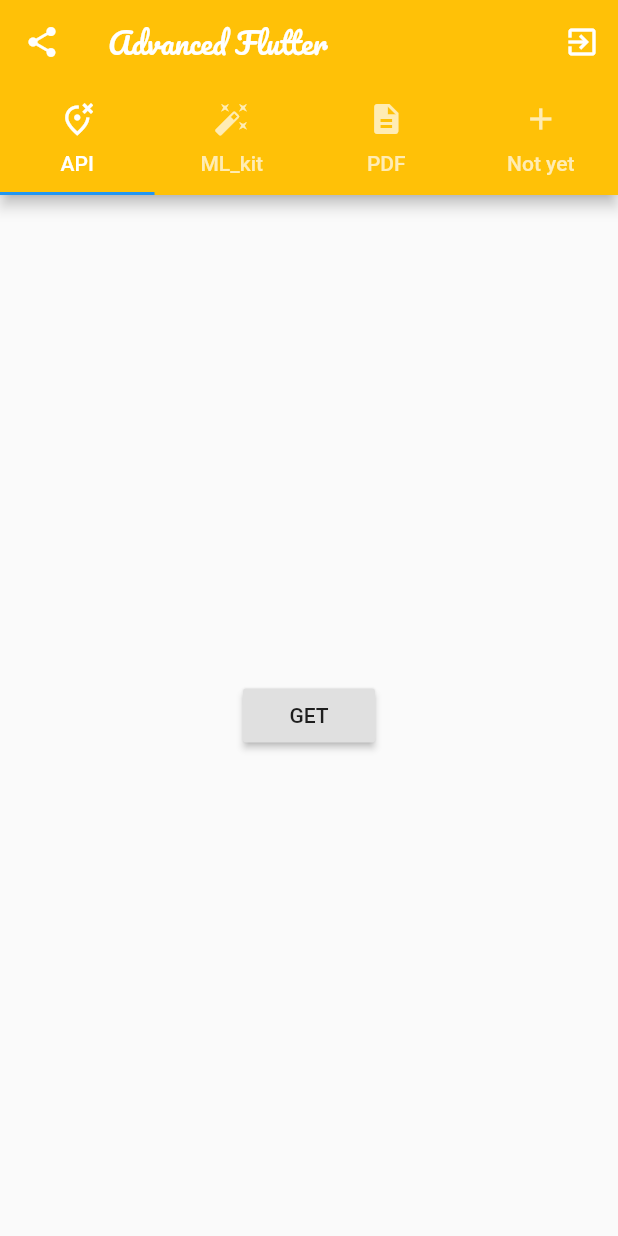
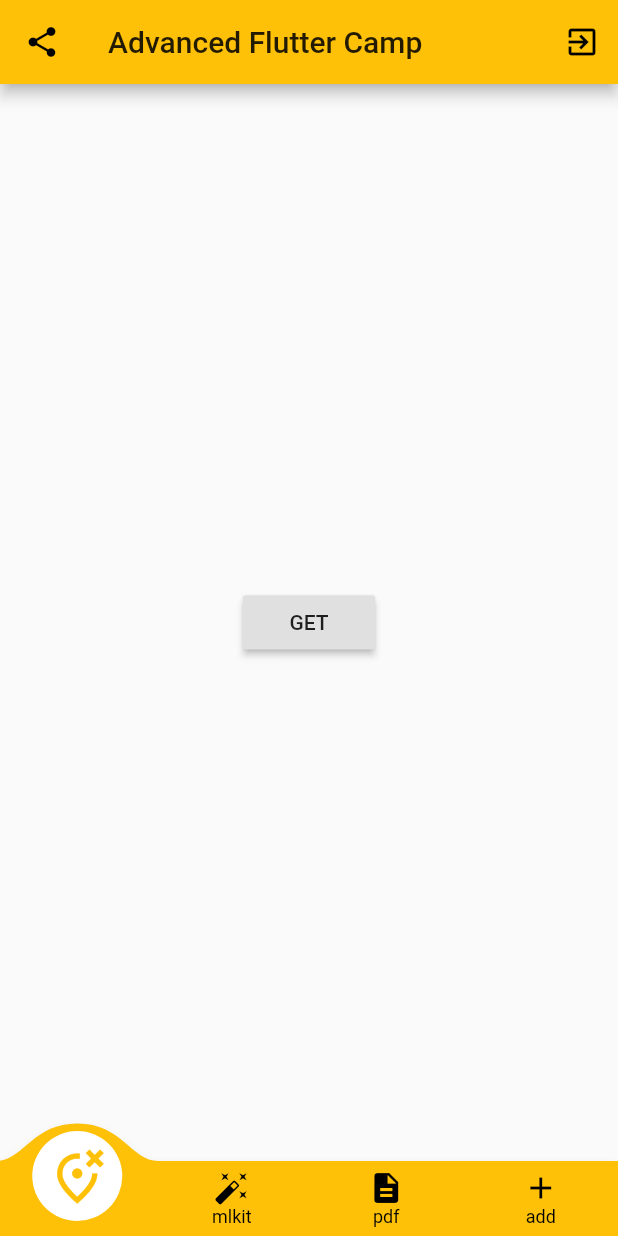
Before and after one commit to YunHyunJin/oneday_commit4, a Flutter app: the screen it shows after launch, after a tap on the "camera" icon, on a phone screen of 412 x 824 dp. Run offline on Flutter 3.47's test engine with Material 2 defaults, Android fonts, the phone set to English and light mode, and no system bars; drawn by our look-alikes of convex_bottom_bar; our stand-ins replace firebase_auth, flutter_signin_button, google_sign_in, pdf; missing offline and left inert: flutter_full_pdf_viewer; accounts and stored records are empty; network calls fail.

Commit message:
1/8 commit

```diff
--- a/lib/home.dart
+++ b/lib/home.dart
@@ -1,7 +1,83 @@
+//
+// import 'package:firebase_auth/firebase_auth.dart';
+// import 'package:flutter/material.dart';
+// import 'package:google_fonts/google_fonts.dart';
+//
+// import 'signin.dart';
+// import 'tabs/add.dart';
+// import 'tabs/apitab.dart';
+// import 'tabs/mlkit.dart';
+// import 'tabs/pdf.dart';
+//
+// class TabBarDemo extends StatefulWidget {
+//   @override
+//   _TabBarDemoState createState() => _TabBarDemoState();
+// }
+//
+// class _TabBarDemoState extends State<TabBarDemo> {
+//   @override
+//   Widget build(BuildContext context) {
+//     return MaterialApp(
+//       home: DefaultTabController(
+//         length: 4,
+//         child: Scaffold(
+//           appBar: AppBar(
+//             title: Text("Advanced Flutter",
+//               style: GoogleFonts.pacifico(),
+//             ),
+//             backgroundColor: Colors.amber,
+//             leading: Container(
+//               child: Builder(builder: (BuildContext context){
+//                 return IconButton(
+//                   icon: Icon(Icons.share),
+//                   onPressed: (){
+//                     Scaffold.of(context).showSnackBar(SnackBar(
+//                       content: Text("Coming soon"),
+//                     ));
+//                   },
+//                 );
+//               },
+//               )
+//             ),
+//             actions: [
+//               IconButton(icon: Icon(Icons.exit_to_app),
+//                 onPressed: logout,
+//               )
+//             ],
+//             bottom: TabBar(
+//               tabs: [
+//                 Tab(icon: Icon(Icons.wrong_location_outlined),text: "API",),
+//                 Tab(icon: Icon(Icons.auto_fix_high),text: "ML_kit",),
+//                 Tab(icon: Icon(Icons.description), text: "PDF",),
+//                 Tab(icon: Icon(Icons.add), text: "Not yet",),
+//               ],
+//             ),
+//           ),
+//           body: TabBarView(
+//             children: [
+//               apitab(),
+//               mlkit(),
+//               pdf(),
+//               add(),
+//             ],
+//           ),
+//         ),
+//       ),
+//     );
+//   }
+//   Future logout() async {
+//     //await FirebaseAuth.instance.signOut();
+//     print("logout complete");
+//     Navigator.push(
+//       context,
+//       MaterialPageRoute(builder: (context) => MyApp()),
+//     );
+//   }
+// }
 
-import 'package:firebase_auth/firebase_auth.dart';
+
+import 'package:convex_bottom_bar/convex_bottom_bar.dart';
 import 'package:flutter/material.dart';
-import 'package:google_fonts/google_fonts.dart';
 
 import 'signin.dart';
 import 'tabs/add.dart';
@@ -9,30 +85,41 @@ import 'tabs/apitab.dart';
 import 'tabs/mlkit.dart';
 import 'tabs/pdf.dart';
 
-class TabBarDemo extends StatefulWidget {
-  @override
-  _TabBarDemoState createState() => _TabBarDemoState();
-}
-
-class _TabBarDemoState extends State<TabBarDemo> {
+class TabBarDemo extends StatelessWidget {
+  // This widget is the root of your application.
   @override
   Widget build(BuildContext context) {
     return MaterialApp(
-      home: DefaultTabController(
-        length: 4,
-        child: Scaffold(
+      title: 'Flutter Demo',
+      theme: ThemeData(
+        primarySwatch: Colors.amber,
+        visualDensity: VisualDensity.adaptivePlatformDensity,
+      ),
+      home: MyHomePage(title: 'Advanced Flutter Camp'),
+    );
+  }
+}
+class MyHomePage extends StatefulWidget {
+  MyHomePage({Key key, this.title}) : super(key: key);
+  final String title;
+  @override
+  _MyHomePageState createState() => _MyHomePageState();
+}
+class _MyHomePageState extends State<MyHomePage> {
+  int selectedPage = 0;
+  final _pageOptions = [apitab(),  mlkit(),pdf(), add()];
+  @override
+  Widget build(BuildContext context) {
+    return Scaffold(
       appBar: AppBar(
-            title: Text("Advanced Flutter",
-              style: GoogleFonts.pacifico(),
-            ),
-            backgroundColor: Colors.amber,
+        title: Text(widget.title),
         leading: Container(
             child: Builder(builder: (BuildContext context){
               return IconButton(
                 icon: Icon(Icons.share),
                 onPressed: (){
                   Scaffold.of(context).showSnackBar(SnackBar(
-                      content: Text("Coming soon"),
+                    content: Text("========= Coming soon ========="),
                   ));
                 },
               );
@@ -44,25 +131,24 @@ class _TabBarDemoState extends State<TabBarDemo> {
             onPressed: logout,
           )
         ],
-            bottom: TabBar(
-              tabs: [
-                Tab(icon: Icon(Icons.wrong_location_outlined),text: "API",),
-                Tab(icon: Icon(Icons.auto_fix_high),text: "ML_kit",),
-                Tab(icon: Icon(Icons.description), text: "PDF",),
-                Tab(icon: Icon(Icons.add), text: "Not yet",),
+      ),
+      body: _pageOptions[selectedPage],
+      bottomNavigationBar: ConvexAppBar(
+        backgroundColor: Colors.amber,
+        color: Colors.black,
+        items: [
+          TabItem(icon: Icons.wrong_location_outlined, title: 'apitab'),
+          TabItem(icon: Icons.auto_fix_high, title: 'mlkit'),
+          TabItem(icon: Icons.description, title: 'pdf'),
+          TabItem(icon: Icons.add, title: 'add'),
         ],
-            ),
-          ),
-          body: TabBarView(
-            children: [
-              apitab(),
-              mlkit(),
-              pdf(),
-              add(),
-            ],
-          ),
-        ),
-      ),
+        initialActiveIndex: 0,//optional, default as 0
+        onTap: (int i ){
+          setState(() {
+            selectedPage = i;
+          });
+        },
+      ),// This trailing comma makes auto-formatting nicer for build methods.
     );
   }
   Future logout() async {
--- a/lib/tabs/pdf.dart
+++ b/lib/tabs/pdf.dart
@@ -40,7 +40,7 @@ class _PDFCreatorState extends State<PDFCreator> {
                     style: TextStyle(
                         color: Colors.white, fontWeight: FontWeight.bold),
                   ),
-                  color: Colors.blue,
+                  color: Colors.amber,
                   onPressed: () {
                     reportView(context);
                   }))),
--- a/lib/tabs/report_pdf.dart
+++ b/lib/tabs/report_pdf.dart
@@ -25,7 +25,8 @@ reportView(context) async {
             child: Text('Report',
                 style: Theme.of(context)
                     .defaultTextStyle
-                    .copyWith(color: PdfColors.grey)));
+                    .copyWith(color: PdfColors.grey))
+        );
       },
       footer: (Context context) {
         return Container(
--- a/pubspec.yaml
+++ b/pubspec.yaml
@@ -28,6 +28,7 @@ dependencies:
   flutter_signin_button: ^1.0.0
   http: ^0.12.2
   google_fonts: ^1.1.1
+  convex_bottom_bar: ^2.6.0
 
   pdf: ^1.13.0
   flutter_full_pdf_viewer: ^1.0.6
```
Also changed, not shown: pubspec.lock. Lines whose indentation alone changed are shown as unchanged.
